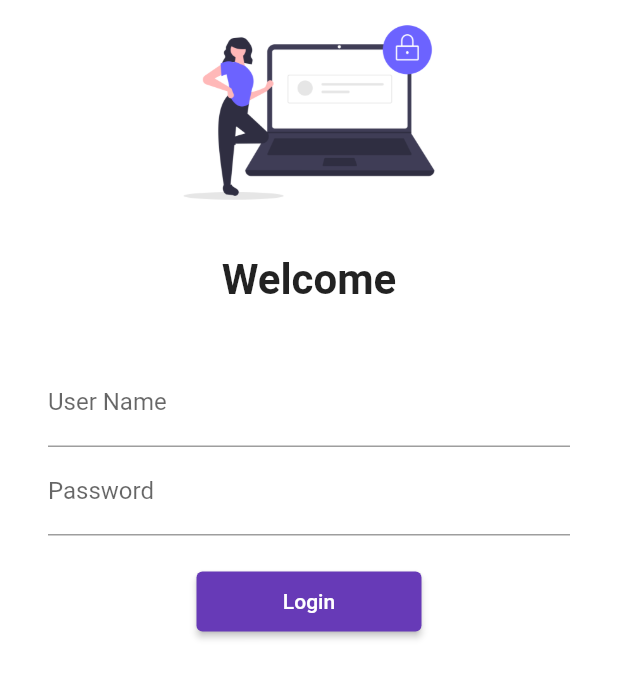
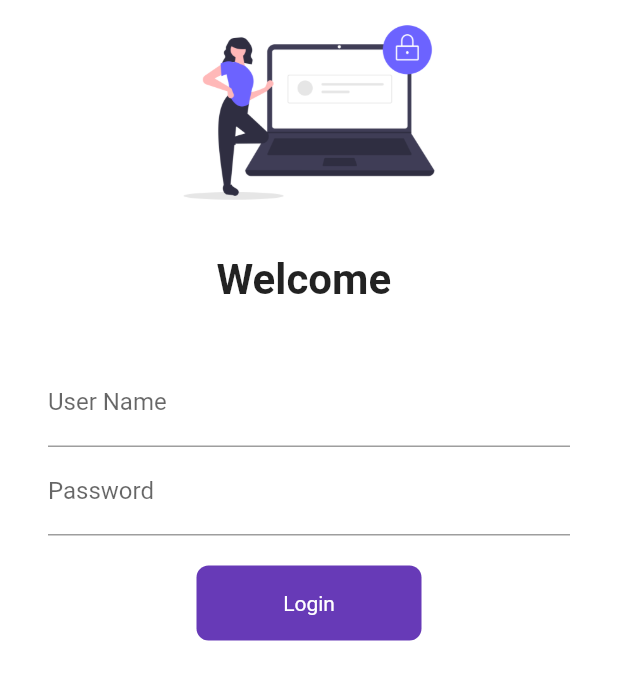
Before and after one commit to gyanendrarathour/30DaysOfFlutter, a Flutter app: the screen it shows after launch, on a phone screen of 412 x 824 dp. Shown: the top 680 px of the screen. Run offline on Flutter 3.47's test engine with Material 2 defaults, Android fonts, the phone set to English and light mode, and no system bars; our stand-ins replace google_fonts.

Commit message:
Day 6 Completed

```diff
--- a/lib/pages/login_page.dart
+++ b/lib/pages/login_page.dart
@@ -9,6 +9,8 @@ class LoginPage extends StatefulWidget {
 }
 
 class _LoginPageState extends State<LoginPage> {
+  String name = '';
+  bool changeButton = false;
   @override
   Widget build(BuildContext context) {
     return SafeArea(
@@ -25,8 +27,8 @@ class _LoginPageState extends State<LoginPage> {
             const SizedBox(
               height: 20,
             ),
-            const Text(
-              'Welcome',
+            Text(
+              'Welcome $name',
               style: TextStyle(fontSize: 28, fontWeight: FontWeight.bold),
             ),
             const SizedBox(
@@ -36,9 +38,13 @@ class _LoginPageState extends State<LoginPage> {
               padding: const EdgeInsets.symmetric(vertical: 16, horizontal: 32),
               child: Column(
                 children: [
-                  const TextField(
-                    decoration: InputDecoration(
+                  TextField(
+                    decoration: const InputDecoration(
                         hintText: "Enter User Name", label: Text('User Name')),
+                    onChanged: (value) {
+                      name = value;
+                      setState(() {});
+                    },
                   ),
                   const TextField(
                     obscureText: true,
@@ -49,14 +55,44 @@ class _LoginPageState extends State<LoginPage> {
                   const SizedBox(
                     height: 20,
                   ),
-                  ElevatedButton(
-                    onPressed: () {
+                  InkWell(
+                    onTap: () async {
+                      setState(() {
+                        changeButton = true;
+                      });
+                      await Future.delayed(const Duration(seconds: 2));
                       Navigator.pushNamed(context, MyRoutes.homeRoute);
                     },
-                    style:
-                        TextButton.styleFrom(minimumSize: const Size(150, 40)),
-                    child: const Text('Login'),
+                    child: AnimatedContainer(
+                      duration: const Duration(seconds: 2),
+                      height: 50,
+                      width: changeButton ? 50 : 150,
+                      decoration: BoxDecoration(
+                          borderRadius:
+                              BorderRadius.circular(changeButton ? 50 : 8),
+                          color: Colors.deepPurple),
+                      child: changeButton
+                          ? const Icon(
+                              Icons.done,
+                              color: Colors.white,
+                            )
+                          : const Center(
+                              child: Text(
+                                'Login',
+                                style: TextStyle(
+                                    fontSize: 14, color: Colors.white),
+                              ),
+                            ),
+                    ),
                   )
+                  // ElevatedButton(
+                  //   onPressed: () {
+                  //     Navigator.pushNamed(context, MyRoutes.homeRoute);
+                  //   },
+                  //   style:
+                  //       TextButton.styleFrom(minimumSize: const Size(150, 40)),
+                  //   child: const Text('Login'),
+                  // )
                 ],
               ),
             )
```
